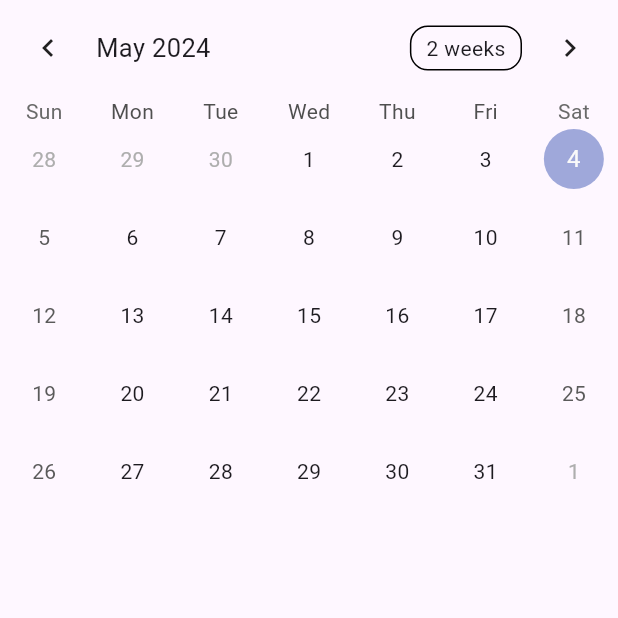
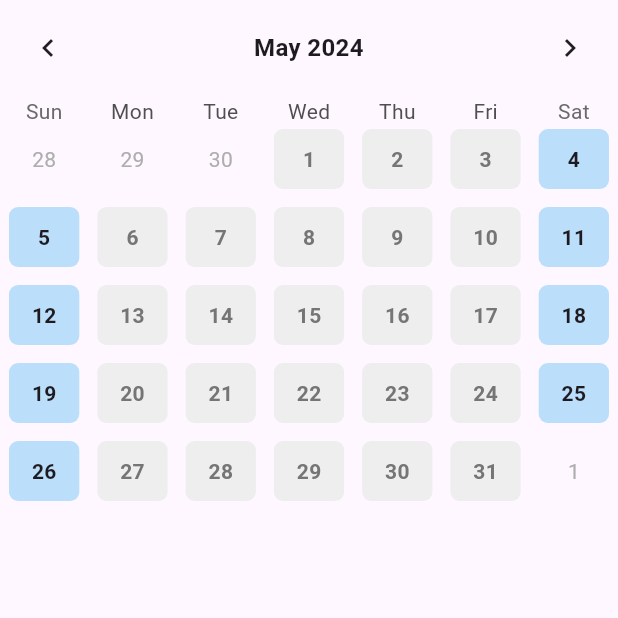
Before and after one commit to mesoftkor/flutter_scheduler, a Flutter app: the screen it shows after launch, on a phone screen of 412 x 824 dp, the top half of it. Run offline on Flutter 3.47's test engine with Material 3 defaults, Android fonts, the phone set to English and light mode, and no system bars; drawn by our look-alikes of table_calendar.

Commit message:
- page 482 까지 구현

```diff
--- /dev/null
+++ b/lib/component/main_calendar.dart
@@ -0,0 +1,58 @@
+import 'package:flutter/material.dart';
+import 'package:flutter_scheduler/const/colors.dart';
+import 'package:table_calendar/table_calendar.dart';
+
+class MainCalendar extends StatelessWidget {
+  const MainCalendar({super.key});
+
+  @override
+  Widget build(BuildContext context) {
+    return TableCalendar(
+      focusedDay: DateTime.now(),
+      firstDay: DateTime(1900, 1, 1),
+      lastDay: DateTime(2500, 1, 1),
+      headerStyle: const HeaderStyle(
+        //캘린더 최상단의 스타일 지정
+        titleCentered: true, //캘린더 타이틀를 센터에 위치
+        formatButtonVisible: false, //캘린더 크기 선택 옵션 off
+        titleTextStyle: TextStyle(
+          //캘린더 타이틀 Text 스타일
+          fontWeight: FontWeight.w700,
+          fontSize: 16.0,
+        ),
+      ),
+      calendarStyle: CalendarStyle(
+        // 캘린더 스타일 지정
+        isTodayHighlighted: false, //오늘 표시 기능 off
+        defaultDecoration: BoxDecoration(
+          //선택되지 않은 평일 설정
+          borderRadius: BorderRadius.circular(6.0),
+          color: LIGHT_GREY_COLOR,
+        ),
+        weekendDecoration: BoxDecoration(
+          //선택되지 않는 주말 설정
+          borderRadius: BorderRadius.circular(6.0),
+          color: LIGHT_BLUE_COLOR,
+        ),
+        selectedDecoration: BoxDecoration(
+          borderRadius: BorderRadius.circular(6.0),
+          border: Border.all(
+            color: PRIMARY_COLOR,
+            width: 1.0,
+          ),
+        ),
+        defaultTextStyle: TextStyle(
+          fontWeight: FontWeight.w600,
+          color: DARK_GREY_COLOR,
+        ),
+        weekendTextStyle: TextStyle(
+          fontWeight: FontWeight.w600,
+        ),
+        selectedTextStyle: TextStyle(
+          fontWeight: FontWeight.w600,
+          color: PRIMARY_COLOR,
+        ),
+      ),
+    );
+  }
+}
--- /dev/null
+++ b/lib/const/colors.dart
@@ -0,0 +1,7 @@
+import 'package:flutter/material.dart';
+
+const PRIMARY_COLOR = Color(0xFF0DB2B2);
+final LIGHT_GREY_COLOR = Colors.grey[200]!;
+final LIGHT_BLUE_COLOR = Colors.blue[100]!;
+final DARK_GREY_COLOR = Colors.grey[600]!;
+final TEXT_FIELD_FILL_COLOR = Colors.grey[300]!;
--- a/lib/main.dart
+++ b/lib/main.dart
@@ -1,9 +1,12 @@
 import 'package:flutter/material.dart';
+import 'package:flutter_scheduler/screen/home_screen.dart';
 import 'dart:developer';
 import 'package:table_calendar/table_calendar.dart';
 
 void main() {
-  runApp(const MyApp());
+  runApp(MaterialApp(
+    home: HomeScreen(),
+  ));
 }
 
 class MyApp extends StatefulWidget {
--- /dev/null
+++ b/lib/screen/home_screen.dart
@@ -0,0 +1,18 @@
+import 'package:flutter/material.dart';
+import 'package:flutter_scheduler/component/main_calendar.dart';
+
+class HomeScreen extends StatelessWidget {
+  const HomeScreen({super.key});
+
+  @override
+  Widget build(BuildContext context) {
+    return Scaffold(
+        body: SafeArea(
+      child: Column(
+        children: [
+          MainCalendar(),
+        ],
+      ),
+    ));
+  }
+}
```
Also changed, not shown: pubspec.lock, 5 other files.
